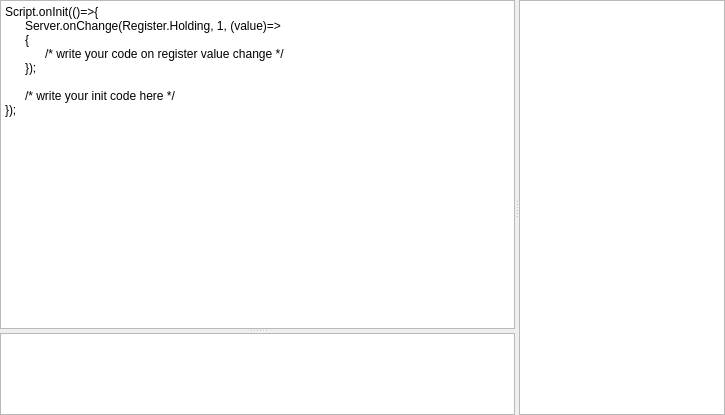
sanny32/OpenModSim, file omodsim/controls/scriptcontrol.ui: the form before one commit.
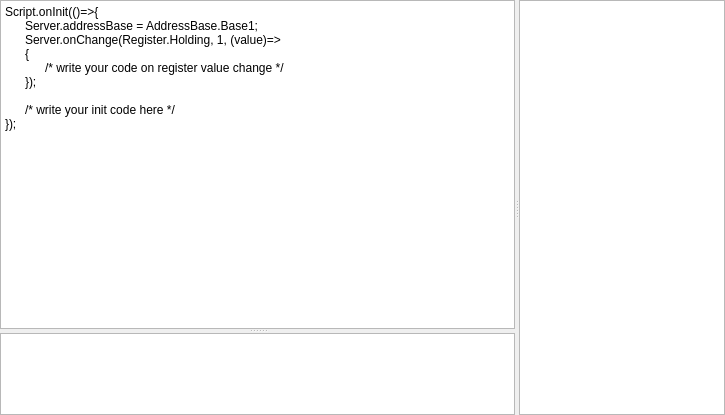
The form after the commit. Custom widgets are drawn as their Qt base class.

Commit message: Correct initial script

Patch:
```diff
--- a/omodsim/controls/scriptcontrol.ui
+++ b/omodsim/controls/scriptcontrol.ui
@@ -41,12 +41,13 @@
       <widget class="JSCodeEditor" name="codeEditor">
        <property name="sizePolicy">
         <sizepolicy hsizetype="Expanding" vsizetype="Expanding">
-         <horstretch>0</horstretch>
+         <horstretch>2</horstretch>
          <verstretch>4</verstretch>
         </sizepolicy>
        </property>
        <property name="plainText">
         <string>Script.onInit(()=&gt;{
+	Server.addressBase = AddressBase.Base1;
 	Server.onChange(Register.Holding, 1, (value)=&gt;
 	{
 		/* write your code on register value change */
```
Left out of the diff: 4 changed lines with no effect on the pictures.
